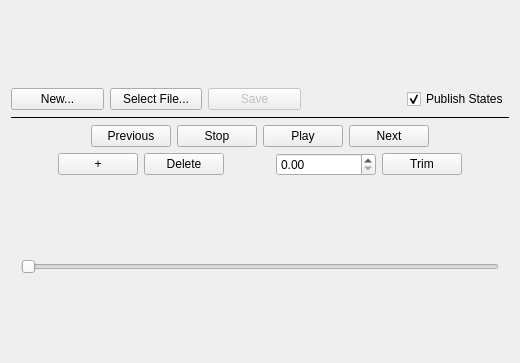
Above: resources/animation_plugin.ui from marvmn/rqt_animation before the change. Below: the same form after it.
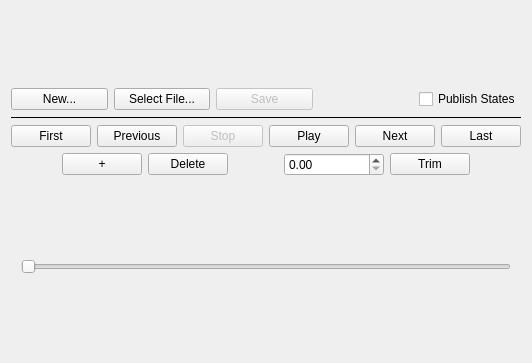
That is the form after the change.

Commit message: playing works, next and previous buttons too

Patch:
```diff
--- a/resources/animation_plugin.ui
+++ b/resources/animation_plugin.ui
@@ -73,7 +73,7 @@
           <string>Publish States</string>
          </property>
          <property name="checked">
-          <bool>true</bool>
+          <bool>false</bool>
          </property>
         </widget>
        </item>
@@ -107,6 +107,13 @@
          </property>
         </spacer>
        </item>
+       <item>
+        <widget class="QPushButton" name="pushButton">
+         <property name="text">
+          <string>First</string>
+         </property>
+        </widget>
+       </item>
        <item>
         <widget class="QPushButton" name="previousButton">
          <property name="text">
@@ -116,6 +123,9 @@
        </item>
        <item>
         <widget class="QPushButton" name="stopButton">
+         <property name="enabled">
+          <bool>false</bool>
+         </property>
          <property name="text">
           <string>Stop</string>
          </property>
@@ -135,6 +145,13 @@
          </property>
         </widget>
        </item>
+       <item>
+        <widget class="QPushButton" name="pushButton_2">
+         <property name="text">
+          <string>Last</string>
+         </property>
+        </widget>
+       </item>
        <item>
         <spacer name="horizontalSpacer_3">
          <property name="orientation">
```
The commit also changes 7 other files.
